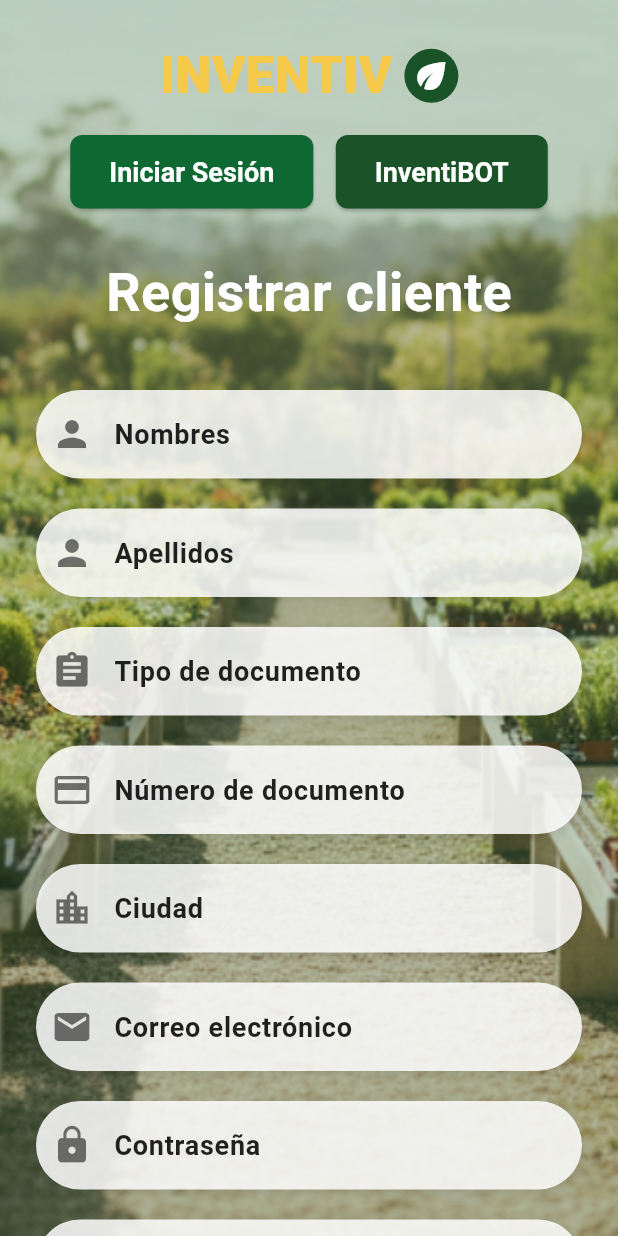
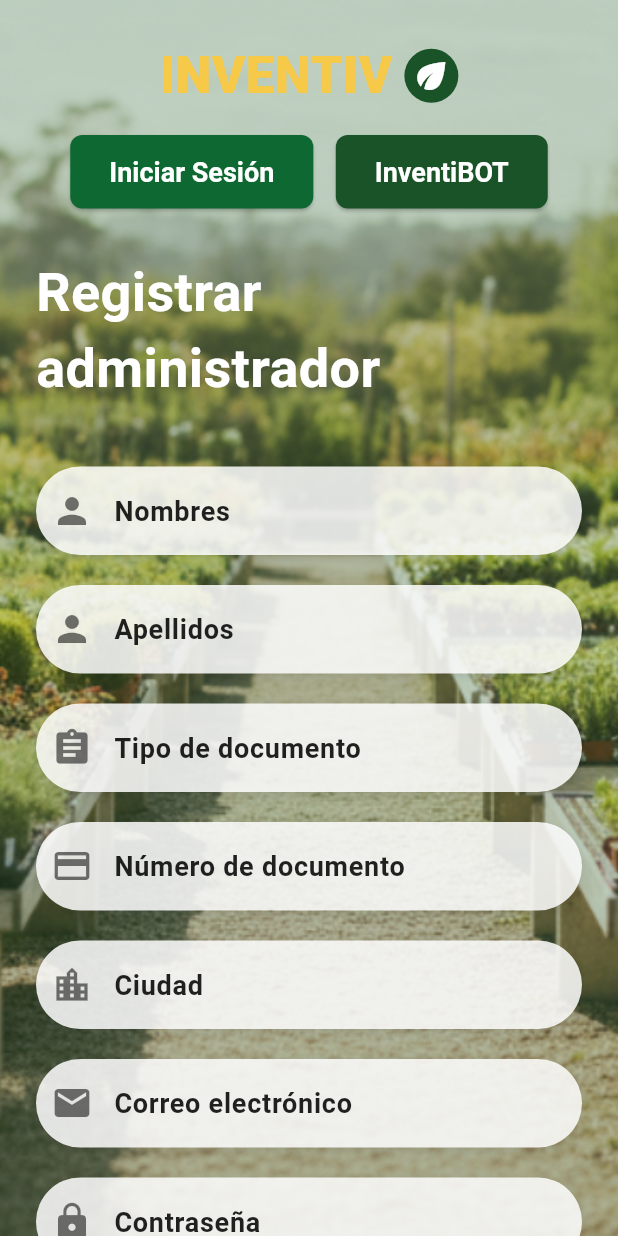
Before and after one commit to natalia482/inventivo_viveros, a Flutter app: the RegisterScreen screen opened directly, on a phone screen of 412 x 824 dp. Run offline on Flutter 3.47's test engine with Material 3 defaults, Android fonts, the phone set to English and light mode, and no system bars; Roboto replaces fonts that are missing (Poppins).

Commit message:
cambio prueba

```diff
--- a/lib/register_screen.dart
+++ b/lib/register_screen.dart
@@ -24,7 +24,7 @@ class RegisterScreen extends StatelessWidget {
 
                 // TÍTULO
                 const Text(
-                  "Registrar cliente",
+                  "Registrar administrador",
                   style: TextStyle(
                     color: Colors.white,
                     fontSize: 36,
```
